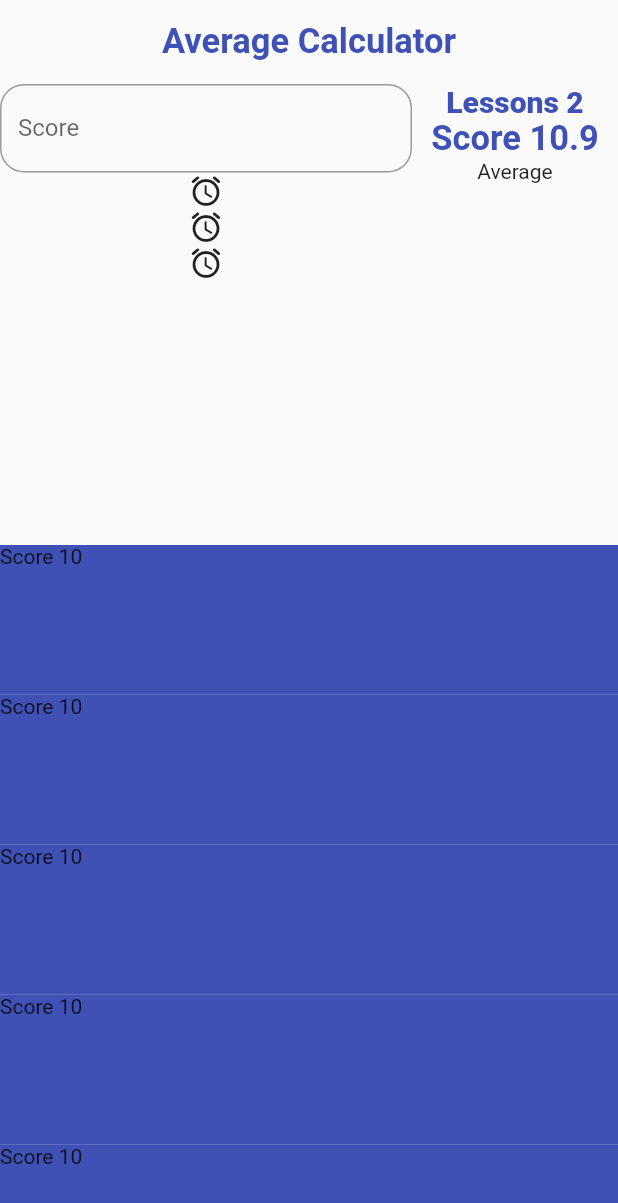
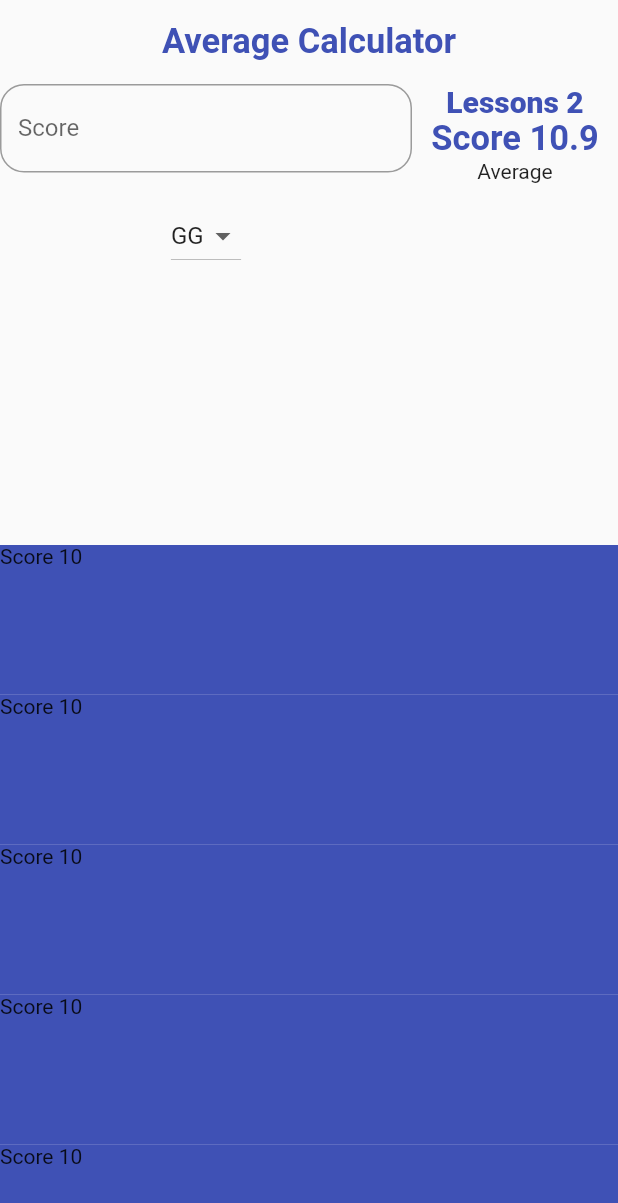
Before and after one commit to AliAltiyev/average_score, a Flutter app: the screen it shows after launch, on a phone screen of 412 x 824 dp. Shown: the top 1203 px of the screen. Run offline on Flutter 3.47's test engine with Material 2 defaults, Android fonts, the phone set to English and light mode, and no system bars; our stand-ins replace google_fonts; Roboto replaces fonts that are missing (Acme).

Commit message:
Add scores into dropDownMenu

```diff
--- /dev/null
+++ b/lib/data/drop_down_data.dart
@@ -0,0 +1,46 @@
+import 'package:flutter/material.dart';
+
+class DropDownData {
+  static  List<String> scoreRangeList =
+   ["AA", "BA", "BB", "CB", "CC", "DC","DD","FD","FF","GF","GG","HG","HH"];
+
+
+  static double convertScoresToNumber(String scores) {
+    switch (scores) {
+      case "AA":
+        return 10;
+      case "BA":
+        return 9.5;
+      case "BB":
+        return 9;
+      case "CB":
+        return 8.5;
+      case "CC":
+        return 8;
+      case "DC":
+        return 7.5;
+      case "DD":
+        return 7;
+      case "FD":
+        return 6.5;
+      case "FF":
+        return 6;
+      case "GF":
+        return 5.5;
+      case "GG":
+        return 5;
+      case "HG":
+        return 4.5;
+      case "HH":
+        return 4;
+    }
+    return 1;
+  }
+
+  static List<DropdownMenuItem<double>> createDropDownItem() {
+    return scoreRangeList
+        .map((value) => DropdownMenuItem(
+            value: convertScoresToNumber(value), child: Text(value.toString())))
+        .toList();
+  }
+}
--- a/lib/pages/calculate_avarage_score_page.dart
+++ b/lib/pages/calculate_avarage_score_page.dart
@@ -1,4 +1,5 @@
 import 'package:average_score/constants/constants.dart';
+import 'package:average_score/data/drop_down_data.dart';
 import 'package:average_score/widgets/lessons_count_witget.dart';
 import 'package:flutter/material.dart';
 
@@ -12,6 +13,7 @@ class CalculateAverageScorePage extends StatefulWidget {
 
 class _CalculateAverageScorePageState extends State<CalculateAverageScorePage> {
   final formKey = GlobalKey<FormState>();
+  double dropDownValue = 5.0;
 
   @override
   Widget build(BuildContext context) {
@@ -59,18 +61,31 @@ class _CalculateAverageScorePageState extends State<CalculateAverageScorePage> {
       child: Column(
         children: [
           Form(
-        key : formKey,
+              key: formKey,
               child: TextFormField(
                 decoration: InputDecoration(
                     label: const Text("Score"),
                     fillColor: AppConstants.mainColor.withOpacity(0.1),
                     border: OutlineInputBorder(
-            borderSide: const BorderSide(color: AppConstants.mainColor),
+                        borderSide:
+                            const BorderSide(color: AppConstants.mainColor),
                         borderRadius: BorderRadius.circular(16))),
               )),
-    const Icon(Icons.access_alarm_rounded),
-    const Icon(Icons.access_alarm_rounded),
-    const Icon(Icons.access_alarm_rounded),
+          Container(
+            padding: const EdgeInsets.symmetric(vertical: 18, horizontal: 24),
+            decoration: BoxDecoration(borderRadius: BorderRadius.circular(16)),
+            child: DropdownButton<double>(
+              value: dropDownValue,
+              elevation: 16,
+              items: DropDownData.createDropDownItem(),
+              onChanged: (double? value) {
+                setState(() {
+                  dropDownValue = value!;
+                  debugPrint(dropDownValue.toString());
+                });
+              },
+            ),
+          )
         ],
       ),
     );
```
Lines whose indentation alone changed are shown as unchanged.
